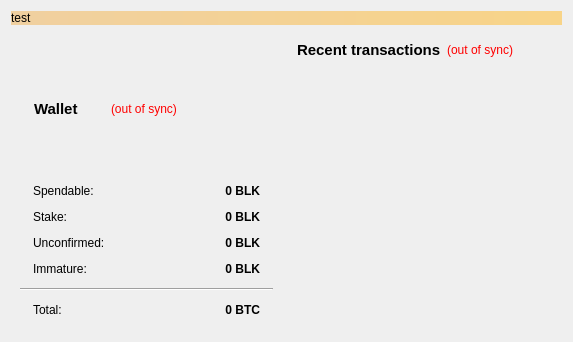
Above: src/qt/forms/overviewpage.ui from ciip-96/xoat before the change. Below: the same form after it.
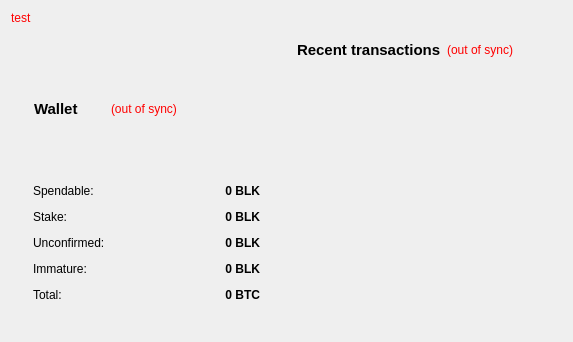
That is the form after the change. Icons and pictures are not drawn.

What changed in the file:
```diff
--- a/src/qt/forms/overviewpage.ui
+++ b/src/qt/forms/overviewpage.ui
@@ -20,8 +20,10 @@
       <bool>false</bool>
      </property>
      <property name="styleSheet">
-      <string notr="true">background-color: qlineargradient(x1: 0, y1: 0, x2: 1, y2: 0, stop:0 #F0D0A0, stop:1 #F8D488);  color:#000000
-</string>
+      <string notr="true">QLabel{
+	color: rgb(255,0,0);
+	background-color: none;
+}</string>
      </property>
      <property name="text">
       <string>&lt;html&gt;&lt;head/&gt;&lt;body&gt;&lt;p&gt;test&lt;/p&gt;&lt;/body&gt;&lt;/html&gt;</string>
@@ -251,21 +253,14 @@
               </property>
              </widget>
             </item>
-            <item row="4" column="0" colspan="2">
-             <widget class="Line" name="line">
-              <property name="orientation">
-               <enum>Qt::Horizontal</enum>
-              </property>
-             </widget>
-            </item>
-            <item row="5" column="0">
+            <item row="4" column="0">
              <widget class="QLabel" name="labelTotalText">
               <property name="text">
                <string>Total:</string>
               </property>
              </widget>
             </item>
-            <item row="5" column="1">
+            <item row="4" column="1">
              <widget class="QLabel" name="labelTotal">
               <property name="font">
                <font>
```
